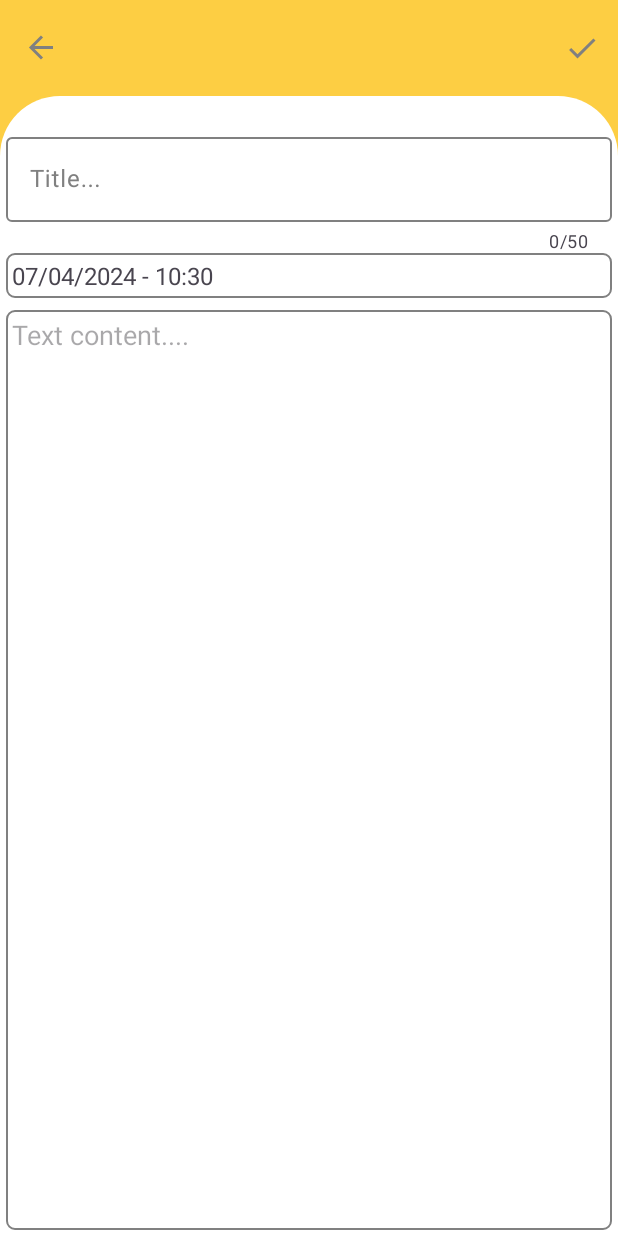
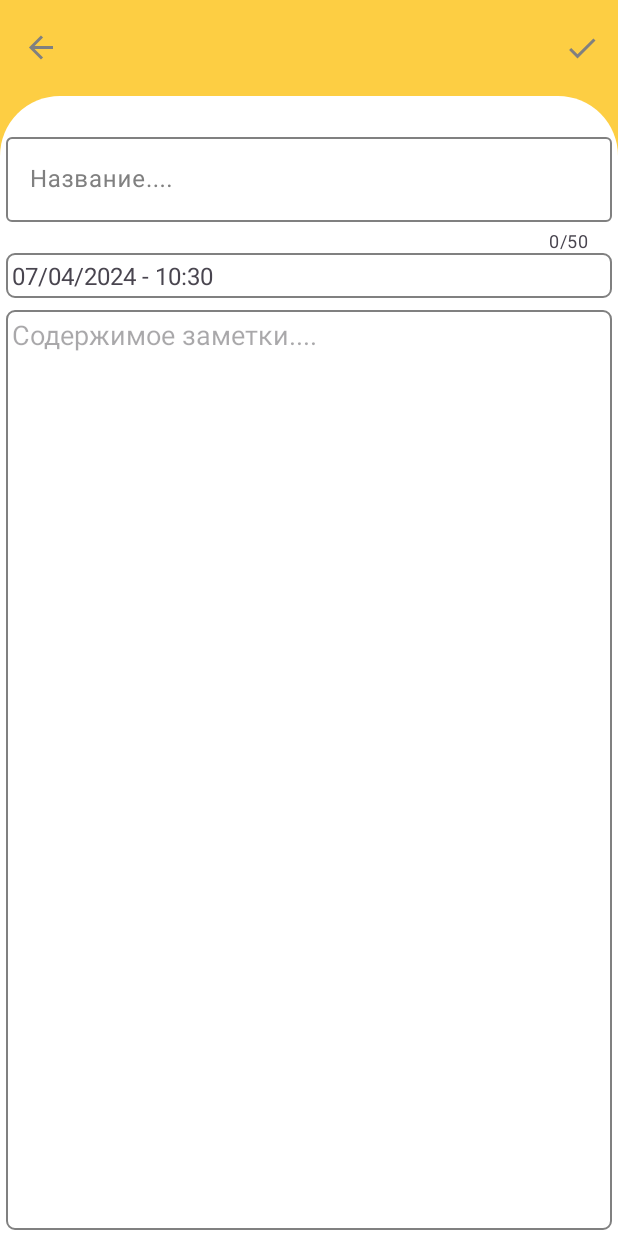
Before and after one commit to amv0107/MySuperNotes, an Android app: the EditorFragment screen opened through its navigation route, on a phone screen of 412 x 824 dp. Run offline under Robolectric (Android 15) with nearby library versions, the phone set to English and light mode, and no system bars; our stand-ins replace AdMob, Dagger/Hilt's generated code, Room's generated code, navigation-ui; 5 statements that could not run were skipped.

Commit message:
fix SN_B_2

```diff
--- a/app/src/main/res/layout/fragment_editor.xml
+++ b/app/src/main/res/layout/fragment_editor.xml
@@ -22,7 +22,7 @@
             android:layout_height="wrap_content"
             android:layout_marginHorizontal="4dp"
             android:layout_marginTop="22dp"
-            android:hint="Title..."
+            android:hint="@string/editor_hint_title"
             style="@style/MyTextInputLayout"
             app:counterEnabled="true"
             app:counterMaxLength="50"
@@ -48,6 +48,7 @@
             android:background="@drawable/stroke_radius_view"
             android:paddingVertical="4dp"
             android:paddingStart="4dp"
+            android:paddingEnd="4dp"
             app:layout_constraintEnd_toEndOf="parent"
             app:layout_constraintStart_toStartOf="parent"
             app:layout_constraintTop_toBottomOf="@id/tilTitle">
@@ -73,7 +74,7 @@
             android:layout_marginBottom="4dp"
             android:background="@drawable/stroke_radius_view"
             android:gravity="top"
-            android:hint="Text content...."
+            android:hint="@string/editor_hint_text_content"
             android:theme="@style/SelectText"
             android:textSelectHandle="@color/grey"
             android:inputType="textCapSentences|textMultiLine"
--- a/app/src/main/res/values/strings.xml
+++ b/app/src/main/res/values/strings.xml
@@ -68,5 +68,7 @@
     <string name="error_empty_list_favorite_screen">Избранное не добавлено</string>
     <string name="error_empty_list_trash_screen">Заметки в корзине автоматически удаляются через 31 день</string>
     <string name="label_settings_my_style">Свой стиль</string>
+    <string name="editor_hint_title">Название....</string>
+    <string name="editor_hint_text_content">Содержимое заметки....</string>
 
 </resources>
```
Also changed, not shown: 2 other files.
